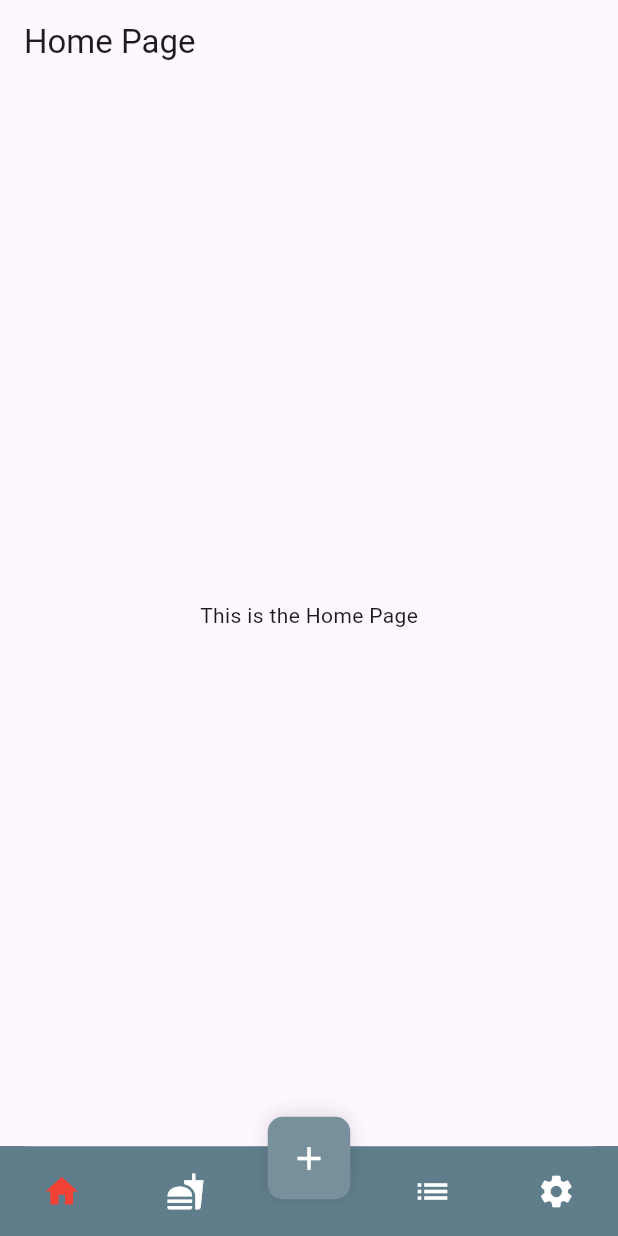
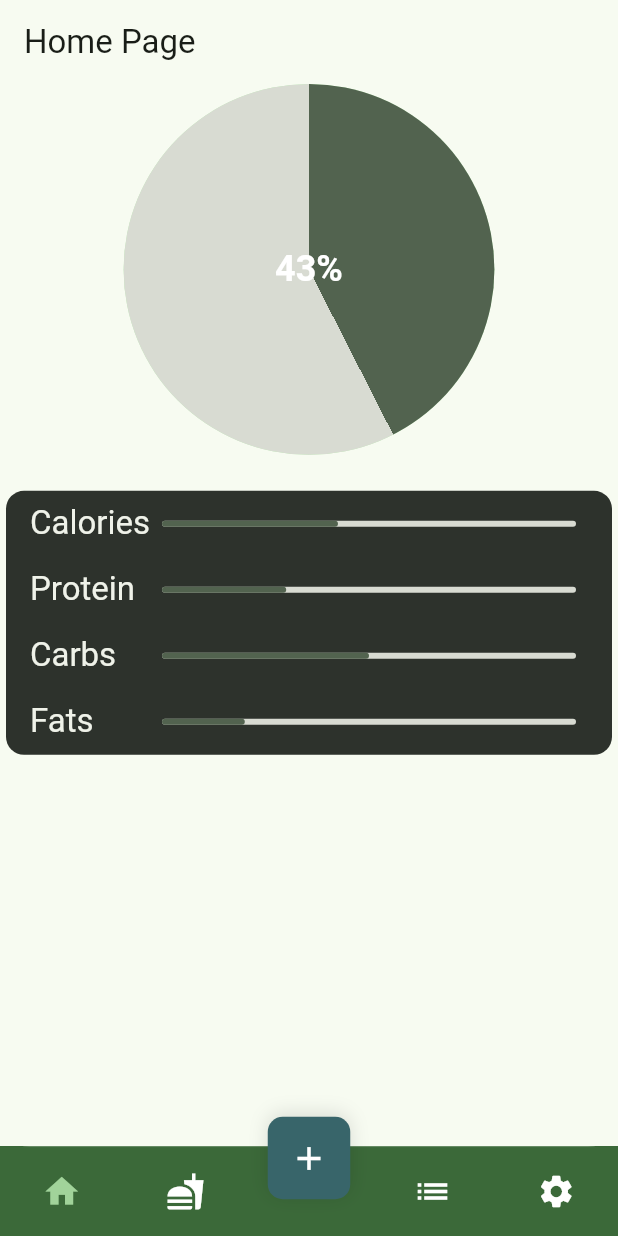
Before and after one commit to jdszekeres/calories_app, a Flutter app: the HomePage screen opened by its route, on a phone screen of 412 x 824 dp. Run offline on Flutter 3.47's test engine with Material 3 defaults, Android fonts, the phone set to English and light mode, and no system bars; our stand-ins replace firebase_auth, firebase_core, go_router, persistent_bottom_nav_bar, settings_ui; accounts and stored records are empty.

Commit message:
Flush out UI for home, add, and list pages

```diff
--- a/lib/pages/home_page.dart
+++ b/lib/pages/home_page.dart
@@ -1,7 +1,46 @@
+import 'package:calories_app/widgets/calorie_circle.dart';
 import 'package:flutter/material.dart';
 import 'package:flutter/widgets.dart';
 
 import '../widgets/bottom_navbar.dart';
+
+class TypeIndicator extends StatelessWidget {
+  final String type;
+  final double goal;
+
+  const TypeIndicator({super.key, required this.type, required this.goal});
+
+  @override
+  Widget build(BuildContext context) {
+    return Padding(
+      padding: const EdgeInsets.symmetric(vertical: 8.0, horizontal: 16.0),
+      child: Row(
+        children: [
+          SizedBox(
+            width: 80,
+            child: Text(
+              type,
+              style: Theme.of(context).textTheme.titleLarge?.copyWith(
+                color: Theme.of(context).colorScheme.onInverseSurface,
+              ),
+            ),
+          ),
+          Expanded(
+            child: Padding(
+              padding: const EdgeInsets.symmetric(horizontal: 8.0),
+              child: LinearProgressIndicator(
+                borderRadius: BorderRadius.all(Radius.circular(2)),
+                value: goal,
+                backgroundColor: Theme.of(context).colorScheme.surfaceDim,
+                color: Theme.of(context).colorScheme.secondary,
+              ),
+            ),
+          ),
+        ],
+      ),
+    );
+  }
+}
 
 class HomePage extends StatefulWidget {
   const HomePage({Key? key}) : super(key: key);
@@ -15,8 +54,31 @@ class _HomePageState extends State<HomePage> {
   Widget build(BuildContext context) {
     return Scaffold(
       appBar: AppBar(title: const Text('Home Page')),
-      body: const Center(child: Text('This is the Home Page')),
       bottomNavigationBar: BottomNavbar(),
+
+      body: Column(
+        crossAxisAlignment: CrossAxisAlignment.center,
+        children: [
+          CalorieCircle(calories: 850, maxCalories: 2000),
+          const SizedBox(height: 20),
+          Card.filled(
+            color: Theme.of(context).colorScheme.inverseSurface,
+            child: SizedBox(
+              width: MediaQuery.of(context).size.width,
+              // height: MediaQuery.of(context).size.height / 3,
+              child: Column(
+                mainAxisAlignment: MainAxisAlignment.center,
+                children: [
+                  TypeIndicator(type: 'Calories', goal: 0.425),
+                  TypeIndicator(type: 'Protein', goal: 0.3),
+                  TypeIndicator(type: 'Carbs', goal: 0.5),
+                  TypeIndicator(type: 'Fats', goal: 0.2),
+                ],
+              ),
+            ),
+          ),
+        ],
+      ),
     );
   }
 }
--- a/lib/pages/list_page.dart
+++ b/lib/pages/list_page.dart
@@ -1,3 +1,4 @@
+import 'package:calories_app/widgets/meal_component.dart';
 import 'package:flutter/material.dart';
 import 'package:flutter/widgets.dart';
 
@@ -10,13 +11,28 @@ class ListPage extends StatefulWidget {
   State<ListPage> createState() => _ListPageState();
 }
 
+final List<Map<String, dynamic>> items = [
+  {'mealName': 'Breakfast', 'mealTime': '8:00 AM', 'calories': 300},
+  {'mealName': 'Lunch', 'mealTime': '12:00 PM', 'calories': 600},
+  {'mealName': 'Dinner', 'mealTime': '7:00 PM', 'calories': 500},
+];
+
 class _ListPageState extends State<ListPage> {
   @override
   Widget build(BuildContext context) {
     return Scaffold(
       appBar: AppBar(title: const Text('List Page')),
       bottomNavigationBar: BottomNavbar(),
-      body: const Center(child: Text('This is the List Page')),
+      body: ListView.builder(
+        itemBuilder: (context, index) {
+          return MealComponent(
+            mealName: items[index]['mealName'] as String,
+            mealTime: items[index]['mealTime'] as String,
+            calories: items[index]['calories'] as int,
+          );
+        },
+        itemCount: items.length, // Example item count
+      ),
     );
   }
 }
--- a/lib/widgets/bottom_navbar.dart
+++ b/lib/widgets/bottom_navbar.dart
@@ -64,12 +64,12 @@ class _BottomNavbarState extends State<BottomNavbar> {
         }
       },
       navBarHeight: 60,
-      navBarDecoration: const NavBarDecoration(
+      navBarDecoration: NavBarDecoration(
         borderRadius: BorderRadius.only(
           topLeft: Radius.circular(20),
           topRight: Radius.circular(20),
         ),
-        colorBehindNavBar: Colors.blueGrey,
+        colorBehindNavBar: Theme.of(context).primaryColor,
         boxShadow: [
           BoxShadow(
             color: Colors.black12,
@@ -81,23 +81,23 @@ class _BottomNavbarState extends State<BottomNavbar> {
       items: [
         PersistentBottomNavBarItem(
           icon: Icon(Icons.home),
-          activeColorPrimary: Colors.red,
+          activeColorPrimary: Theme.of(context).colorScheme.inversePrimary,
         ),
         PersistentBottomNavBarItem(
           icon: Icon(Icons.fastfood),
-          activeColorPrimary: Colors.red,
+          activeColorPrimary: Theme.of(context).colorScheme.inversePrimary,
         ),
         PersistentBottomNavBarItem(
           icon: Icon(Icons.add),
-          activeColorPrimary: Colors.red,
+          activeColorPrimary: Theme.of(context).colorScheme.inversePrimary,
         ),
         PersistentBottomNavBarItem(
           icon: Icon(Icons.list),
-          activeColorPrimary: Colors.red,
+          activeColorPrimary: Theme.of(context).colorScheme.inversePrimary,
         ),
         PersistentBottomNavBarItem(
           icon: Icon(Icons.settings),
-          activeColorPrimary: Colors.red,
+          activeColorPrimary: Theme.of(context).colorScheme.inversePrimary,
         ),
         // Navigator.pushNamed(context, '/page$index');
       ],
@@ -206,7 +206,7 @@ class _BottomNavStyle16 extends StatelessWidget {
               height: height - 5.0,
               margin: const EdgeInsets.only(top: 2, left: 6, right: 6),
               decoration: BoxDecoration(
-                color: Colors.blueGrey.shade400,
+                color: Theme.of(context).colorScheme.tertiary,
                 border: Border.all(color: Colors.transparent, width: 5),
                 borderRadius: BorderRadius.circular(10),
                 boxShadow: navBarDecoration!.boxShadow,
--- /dev/null
+++ b/lib/widgets/calorie_circle.dart
@@ -0,0 +1,50 @@
+import 'dart:math' as math;
+
+import 'package:flutter/material.dart';
+
+class CalorieCircle extends StatelessWidget {
+  final double calories;
+  final double maxCalories;
+
+  const CalorieCircle({
+    Key? key,
+    required this.calories,
+    required this.maxCalories,
+  }) : super(key: key);
+
+  @override
+  Widget build(BuildContext context) {
+    return Container(
+      width: MediaQuery.of(context).size.width,
+      height: MediaQuery.of(context).size.height * 0.3,
+      alignment: Alignment.center,
+      child: CircleAvatar(
+        radius: MediaQuery.of(context).size.width * 0.3,
+        child: Container(
+          decoration: BoxDecoration(
+            shape: BoxShape.circle,
+            gradient: SweepGradient(
+              colors: [
+                Theme.of(context).colorScheme.secondary,
+                Theme.of(context).colorScheme.secondary,
+                Theme.of(context).colorScheme.surfaceDim,
+                Theme.of(context).colorScheme.surfaceDim,
+              ],
+              stops: [0, calories / maxCalories, calories / maxCalories, 1],
+              transform: GradientRotation(-90 * math.pi / 180),
+            ),
+          ),
+          child: Center(
+            child: Text(
+              '${(calories / maxCalories * 100).toStringAsFixed(0)}%',
+              style: Theme.of(context).textTheme.headlineSmall?.copyWith(
+                color: Theme.of(context).colorScheme.onSecondary,
+                fontWeight: FontWeight.bold,
+              ),
+            ),
+          ),
+        ),
+      ),
+    );
+  }
+}
--- a/pubspec.yaml
+++ b/pubspec.yaml
@@ -38,6 +38,7 @@ dependencies:
   go_router: ^15.2.3
   firebase_core: ^3.14.0
   persistent_bottom_nav_bar: ^6.2.1
+  settings_ui: ^2.0.2
 
 dev_dependencies:
   flutter_test:
```
Also changed, not shown: lib/main.dart (+6 -1 lines), lib/pages/add_page.dart (+66 -5 lines), lib/pages/settings_page.dart (+21 -1 lines), lib/widgets/meal_component.dart (added, +32 -0 lines), pubspec.lock.
